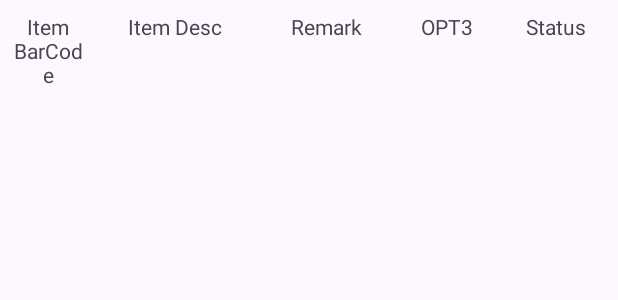
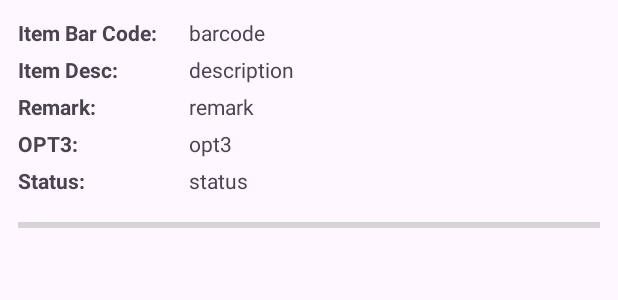
Before and after one commit to Kyrollo/SmartScan, an Android app: the layout item_data.xml on its own in the app's theme, with its tools: preview values and no code run, on a phone screen of 412 x 824 dp. Shown: the top 300 px of the screen. Run offline under Robolectric (Android 15) with nearby library versions, the phone set to English and light mode, and no system bars.

```diff
--- a/app/src/main/AndroidManifest.xml
+++ b/app/src/main/AndroidManifest.xml
@@ -1,6 +1,10 @@
 <?xml version="1.0" encoding="utf-8"?>
 <manifest xmlns:android="http://schemas.android.com/apk/res/android"
     xmlns:tools="http://schemas.android.com/tools">
+
+    <uses-feature
+        android:name="android.hardware.camera"
+        android:required="false" />
 
     <uses-permission android:name="android.permission.BLUETOOTH" />
     <uses-permission android:name="android.permission.BLUETOOTH_ADMIN" />
@@ -13,6 +17,8 @@
         android:name="android.permission.MANAGE_EXTERNAL_STORAGE"
         tools:ignore="ScopedStorage" />
     <uses-permission android:name="android.permission.INTERNET" />
+    <uses-permission android:name="android.permission.CAMERA" />
+
 
     <application
         android:allowBackup="true"
--- a/app/src/main/java/com/SmartScan/Dao/ItemDao.java
+++ b/app/src/main/java/com/SmartScan/Dao/ItemDao.java
@@ -1,4 +1,6 @@
 package com.SmartScan.Dao;
+
+import android.graphics.Bitmap;
 
 import androidx.room.Dao;
 import androidx.room.Insert;
@@ -20,6 +22,9 @@ public interface ItemDao {
     @Query("UPDATE item SET status = 'Found' WHERE opt3 = :opt3")
     void updateItemStatusToFound(String opt3);
 
+    @Query("UPDATE item SET image_data = :imageData WHERE item_bar_code = :barcode")
+    void updateItemImage(byte[] imageData, String barcode);
+
     @Query("SELECT * FROM item")
     List<Item> getAllItems();
 
--- a/app/src/main/java/com/SmartScan/DataBase/AppDataBase.java
+++ b/app/src/main/java/com/SmartScan/DataBase/AppDataBase.java
@@ -9,7 +9,7 @@ import androidx.room.RoomDatabase;
 import com.SmartScan.Dao.ItemDao;
 import com.SmartScan.Tables.Item;
 
-@Database(entities = {Item.class}, version = 2)
+@Database(entities = {Item.class}, version = 6)
 public abstract class AppDataBase extends RoomDatabase {
     public abstract ItemDao itemDao();
 
--- a/app/src/main/java/com/SmartScan/ScanItems/RFIDHandlerItems.java
+++ b/app/src/main/java/com/SmartScan/ScanItems/RFIDHandlerItems.java
@@ -40,7 +40,6 @@ public class RFIDHandlerItems implements IDcsSdkApiDelegate, Readers.RFIDReaderE
     private ArrayList<ReaderDevice> availableRFIDReaderList;
     private ReaderDevice readerDevice;
     private RFIDReader reader;
-    TextView textView;
     private EventHandler eventHandler;
     private ScanItems context;
     private SDKHandler sdkHandler;
@@ -52,7 +51,6 @@ public class RFIDHandlerItems implements IDcsSdkApiDelegate, Readers.RFIDReaderE
 
     void onCreate(ScanItems activity) {
         context = activity;
-        textView = activity.statusTextViewRFID;
         scannerList = new ArrayList<>();
         InitSDK();
     }
@@ -195,7 +193,6 @@ public class RFIDHandlerItems implements IDcsSdkApiDelegate, Readers.RFIDReaderE
         @Override
         protected void onPostExecute(String result) {
             super.onPostExecute(result);
-            textView.setText(result);
         }
     }
 
--- a/app/src/main/res/layout/item_data.xml
+++ b/app/src/main/res/layout/item_data.xml
@@ -1,47 +1,123 @@
-<!-- res/layout/item_row.xml -->
 <LinearLayout xmlns:android="http://schemas.android.com/apk/res/android"
     android:layout_width="match_parent"
     android:layout_height="wrap_content"
-    android:orientation="horizontal"
-    android:padding="8dp">
+    android:orientation="vertical"
+    android:padding="12dp">
 
+    <LinearLayout
+        android:layout_width="match_parent"
+        android:layout_height="wrap_content"
+        android:orientation="horizontal">
+        <TextView
+            android:layout_width="0dp"
+            android:layout_height="wrap_content"
+            android:layout_weight="1"
+            android:text="Item Bar Code:"
+            android:textStyle="bold"
+            android:textSize="14sp" />
         <TextView
             android:id="@+id/tvItemBarCode"
             android:layout_width="0dp"
             android:layout_height="wrap_content"
-        android:layout_weight="0.6"
-        android:textAlignment="center"
-        android:text="Item BarCode" />
+            android:layout_weight="2.4"
+            android:text="barcode" />
+    </LinearLayout>
 
+    <View
+        android:layout_width="match_parent"
+        android:layout_height="5dp" />
+
+    <LinearLayout
+        android:layout_width="match_parent"
+        android:layout_height="wrap_content"
+        android:orientation="horizontal">
+        <TextView
+            android:layout_width="0dp"
+            android:layout_height="wrap_content"
+            android:layout_weight="1"
+            android:text="Item Desc:"
+            android:textStyle="bold"
+            android:textSize="14sp" />
         <TextView
             android:id="@+id/tvItemDesc"
             android:layout_width="0dp"
             android:layout_height="wrap_content"
-        android:layout_weight="1.5"
-        android:textAlignment="center"
-        android:text="Item Desc" />
+            android:layout_weight="2.4"
+            android:text="description" />
+    </LinearLayout>
 
+    <View
+        android:layout_width="match_parent"
+        android:layout_height="5dp" />
+
+    <LinearLayout
+        android:layout_width="match_parent"
+        android:layout_height="wrap_content"
+        android:orientation="horizontal">
+        <TextView
+            android:layout_width="0dp"
+            android:layout_height="wrap_content"
+            android:layout_weight="1"
+            android:text="Remark:"
+            android:textStyle="bold"
+            android:textSize="14sp" />
         <TextView
             android:id="@+id/tvRemark"
             android:layout_width="0dp"
             android:layout_height="wrap_content"
+            android:layout_weight="2.4"
+            android:text="remark" />
+    </LinearLayout>
+
+    <View
+        android:layout_width="match_parent"
+        android:layout_height="5dp" />
+
+    <LinearLayout
+        android:layout_width="match_parent"
+        android:layout_height="wrap_content"
+        android:orientation="horizontal">
+        <TextView
+            android:layout_width="0dp"
+            android:layout_height="wrap_content"
             android:layout_weight="1"
-        android:textAlignment="center"
-        android:text="Remark" />
-
+            android:text="OPT3:"
+            android:textStyle="bold"
+            android:textSize="14sp" />
         <TextView
             android:id="@+id/tvOpt3"
             android:layout_width="0dp"
             android:layout_height="wrap_content"
+            android:layout_weight="2.4"
+            android:text="opt3" />
+    </LinearLayout>
+
+    <View
+        android:layout_width="match_parent"
+        android:layout_height="5dp" />
+
+    <LinearLayout
+        android:layout_width="match_parent"
+        android:layout_height="wrap_content"
+        android:orientation="horizontal">
+        <TextView
+            android:layout_width="0dp"
+            android:layout_height="wrap_content"
             android:layout_weight="1"
-        android:textAlignment="center"
-        android:text="OPT3" />
-
+            android:text="Status:"
+            android:textStyle="bold"
+            android:textSize="14sp" />
         <TextView
             android:id="@+id/tvStatus"
             android:layout_width="0dp"
             android:layout_height="wrap_content"
-        android:layout_weight="0.8"
-        android:textAlignment="center"
-        android:text="Status" />
+            android:layout_weight="2.4"
+            android:text="status" />
     </LinearLayout>
+
+    <View
+        android:layout_width="match_parent"
+        android:layout_height="4dp"
+        android:layout_marginTop="18dp"
+        android:background="#CCCCCCCC" />
+</LinearLayout>
--- a/app/src/main/res/values/colors.xml
+++ b/app/src/main/res/values/colors.xml
@@ -3,4 +3,6 @@
     <color name="black">#FF000000</color>
     <color name="white">#FFFFFFFF</color>
     <color name="red">#FF0000</color>
+    <color name="tags">#0B91A8</color>
+    <color name="tagsCount">#46AC4B</color>
 </resources>
--- a/gradle/libs.versions.toml
+++ b/gradle/libs.versions.toml
@@ -1,5 +1,5 @@
 [versions]
-agp = "8.5.1"
+agp = "8.5.2"
 appcompatVersion = "1.3.0"
 composeBom = "2024.1.1"
 constraintlayoutVersion = "2.0.4"
```
Also changed, not shown: app/src/main/java/com/SmartScan/Adapters/UnregisteredTagsAdapter.java (added, +46 -0 lines), app/src/main/java/com/SmartScan/ScanItems/ScanItems.java (+141 -33 lines), app/src/main/java/com/SmartScan/Tables/Item.java (+40 -0 lines), app/src/main/res/layout/activity_scan_items.xml (+82 -26 lines), app/src/main/res/layout/item_unregistered_tag.xml (added, +13 -0 lines). Lines whose indentation alone changed are shown as unchanged.
